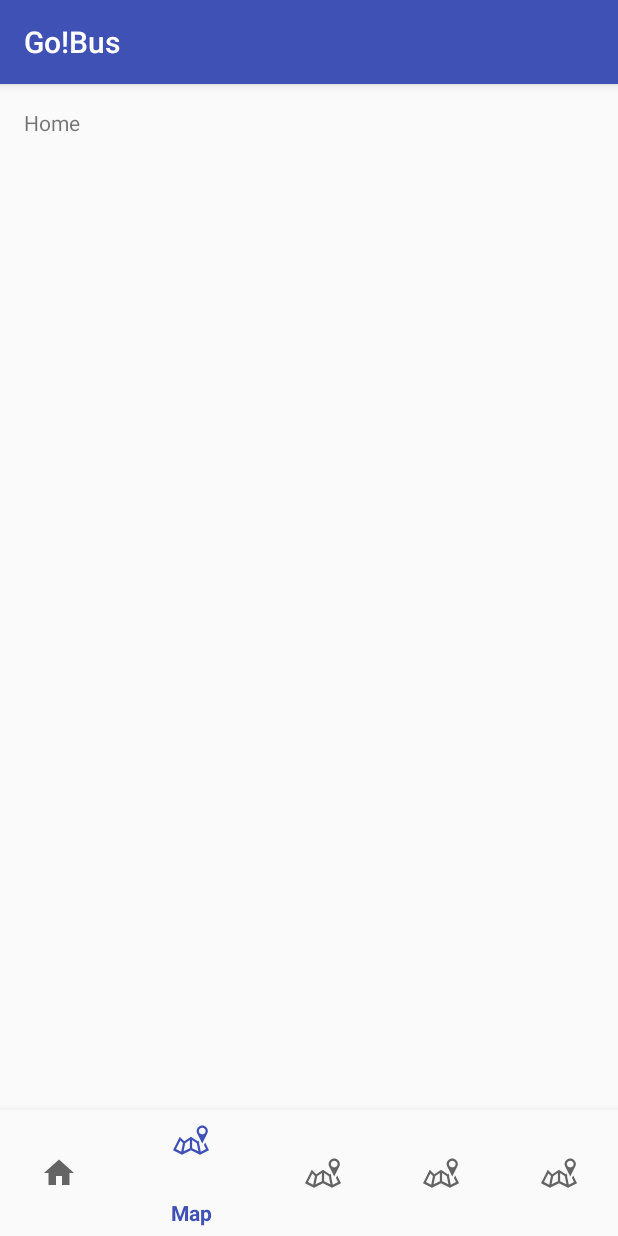
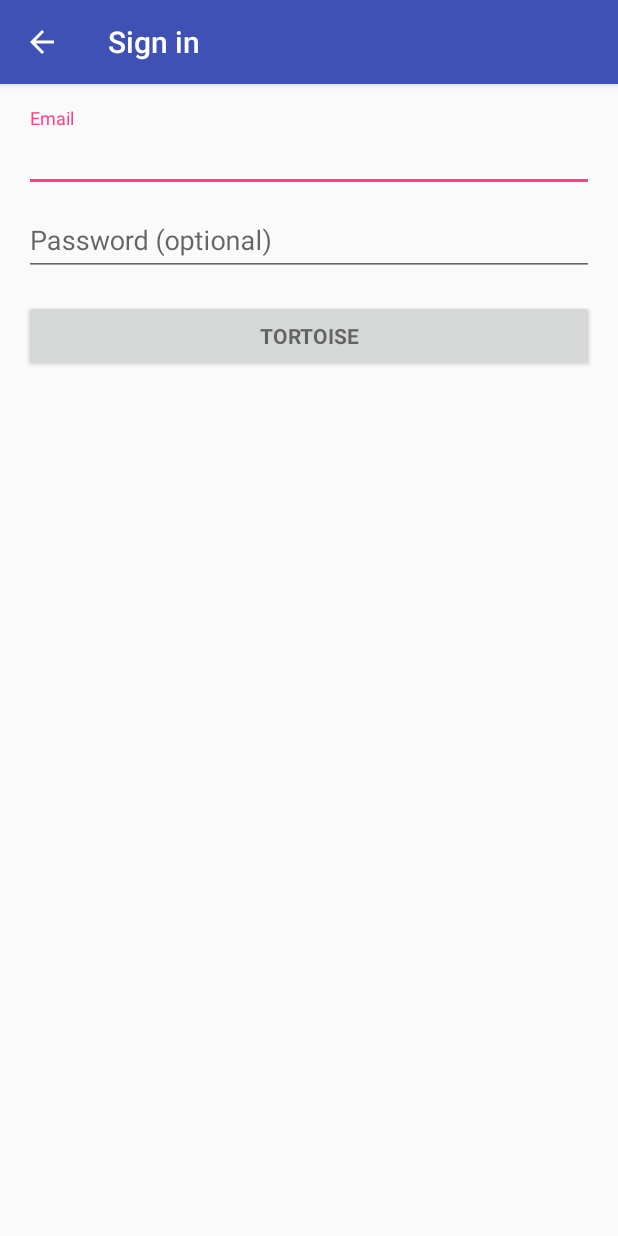
Before and after one commit to hardlycharred/myCardUniversityProject, an Android app: the screen it shows after launch (HomeScreenActivity before the commit, LoginActivity after it), item 3 of the bottom bar chosen, on a phone screen of 412 x 824 dp. Run offline under Robolectric (Android 15) with nearby library versions, the phone set to English and light mode, and no system bars; 2 statements that could not run were skipped.

Commit message:
Added a broken login windowc and a way to get rid of it. Tortoise!

```diff
--- a/app/src/main/java/com/example/charliehard/gobus/HomeScreenActivity.java
+++ b/app/src/main/java/com/example/charliehard/gobus/HomeScreenActivity.java
@@ -24,6 +24,9 @@ public class HomeScreenActivity extends AppCompatActivity {
                 case R.id.navigation_map:
                     startActivity(new Intent(HomeScreenActivity.this, ViewMapActivity.class));
                     return true;
+                case R.id.navigation_login:
+                    startActivity(new Intent(HomeScreenActivity.this, LoginActivity.class));
+                    return true;
             }
             return false;
         }
--- /dev/null
+++ b/app/src/main/java/com/example/charliehard/gobus/LoginActivity.java
@@ -0,0 +1,362 @@
+package com.example.charliehard.gobus;
+
+import android.animation.Animator;
+import android.animation.AnimatorListenerAdapter;
+import android.annotation.TargetApi;
+import android.content.Intent;
+import android.content.pm.PackageManager;
+import android.support.annotation.NonNull;
+import android.support.design.widget.Snackbar;
+import android.support.v7.app.AppCompatActivity;
+import android.app.LoaderManager.LoaderCallbacks;
+
+import android.content.CursorLoader;
+import android.content.Loader;
+import android.database.Cursor;
+import android.net.Uri;
+import android.os.AsyncTask;
+
+import android.os.Build;
+import android.os.Bundle;
+import android.provider.ContactsContract;
+import android.text.TextUtils;
+import android.view.KeyEvent;
+import android.view.View;
+import android.view.View.OnClickListener;
+import android.view.inputmethod.EditorInfo;
+import android.widget.ArrayAdapter;
+import android.widget.AutoCompleteTextView;
+import android.widget.Button;
+import android.widget.EditText;
+import android.widget.TextView;
+
+import java.util.ArrayList;
+import java.util.List;
+
+import static android.Manifest.permission.READ_CONTACTS;
+
+/**
+ * A login screen that offers login via email/password.
+ */
+public class LoginActivity extends AppCompatActivity implements LoaderCallbacks<Cursor> {
+
+    /**
+     * Id to identity READ_CONTACTS permission request.
+     */
+    private static final int REQUEST_READ_CONTACTS = 0;
+
+    /**
+     * A dummy authentication store containing known user names and passwords.
+     * TODO: remove after connecting to a real authentication system.
+     */
+    private static final String[] DUMMY_CREDENTIALS = new String[]{
+            "foo@example.com:hello", "bar@example.com:world"
+    };
+    /**
+     * Keep track of the login task to ensure we can cancel it if requested.
+     */
+    private UserLoginTask mAuthTask = null;
+
+    // UI references.
+    private AutoCompleteTextView mEmailView;
+    private EditText mPasswordView;
+    private View mProgressView;
+    private View mLoginFormView;
+
+    @Override
+    protected void onCreate(Bundle savedInstanceState) {
+        super.onCreate(savedInstanceState);
+        setContentView(R.layout.activity_login);
+        setupActionBar();
+        // Set up the login form.
+        mEmailView = (AutoCompleteTextView) findViewById(R.id.email);
+        populateAutoComplete();
+
+        mPasswordView = (EditText) findViewById(R.id.password);
+        mPasswordView.setOnEditorActionListener(new TextView.OnEditorActionListener() {
+            @Override
+            public boolean onEditorAction(TextView textView, int id, KeyEvent keyEvent) {
+                if (id == R.id.login || id == EditorInfo.IME_NULL) {
+                    attemptLogin();
+                    return true;
+                }
+                return false;
+            }
+        });
+
+        Button mEmailSignInButton = (Button) findViewById(R.id.email_sign_in_button);
+        mEmailSignInButton.setOnClickListener(new OnClickListener() {
+            @Override
+            public void onClick(View view) {
+                attemptLogin();
+            }
+        });
+
+        mLoginFormView = findViewById(R.id.login_form);
+        mProgressView = findViewById(R.id.login_progress);
+    }
+
+    private void populateAutoComplete() {
+        if (!mayRequestContacts()) {
+            return;
+        }
+
+        getLoaderManager().initLoader(0, null, this);
+    }
+
+    private boolean mayRequestContacts() {
+        if (Build.VERSION.SDK_INT < Build.VERSION_CODES.M) {
+            return true;
+        }
+        if (checkSelfPermission(READ_CONTACTS) == PackageManager.PERMISSION_GRANTED) {
+            return true;
+        }
+        if (shouldShowRequestPermissionRationale(READ_CONTACTS)) {
+            Snackbar.make(mEmailView, R.string.permission_rationale, Snackbar.LENGTH_INDEFINITE)
+                    .setAction(android.R.string.ok, new View.OnClickListener() {
+                        @Override
+                        @TargetApi(Build.VERSION_CODES.M)
+                        public void onClick(View v) {
+                            requestPermissions(new String[]{READ_CONTACTS}, REQUEST_READ_CONTACTS);
+                        }
+                    });
+        } else {
+            requestPermissions(new String[]{READ_CONTACTS}, REQUEST_READ_CONTACTS);
+        }
+        return false;
+    }
+
+    /**
+     * Callback received when a permissions request has been completed.
+     */
+    @Override
+    public void onRequestPermissionsResult(int requestCode, @NonNull String[] permissions,
+                                           @NonNull int[] grantResults) {
+        if (requestCode == REQUEST_READ_CONTACTS) {
+            if (grantResults.length == 1 && grantResults[0] == PackageManager.PERMISSION_GRANTED) {
+                populateAutoComplete();
+            }
+        }
+    }
+
+    /**
+     * Set up the {@link android.app.ActionBar}, if the API is available.
+     */
+    @TargetApi(Build.VERSION_CODES.HONEYCOMB)
+    private void setupActionBar() {
+        if (Build.VERSION.SDK_INT >= Build.VERSION_CODES.HONEYCOMB) {
+            // Show the Up button in the action bar.
+            getSupportActionBar().setDisplayHomeAsUpEnabled(true);
+        }
+    }
+
+    /**
+     * Attempts to sign in or register the account specified by the login form.
+     * If there are form errors (invalid email, missing fields, etc.), the
+     * errors are presented and no actual login attempt is made.
+     */
+    private void attemptLogin() {
+        if (mAuthTask != null) {
+            return;
+        }
+
+        // Reset errors.
+        mEmailView.setError(null);
+        mPasswordView.setError(null);
+
+        // Store values at the time of the login attempt.
+        String email = mEmailView.getText().toString();
+        String password = mPasswordView.getText().toString();
+
+        boolean cancel = false;
+        View focusView = null;
+
+        // Check for a valid password, if the user entered one.
+        if (!TextUtils.isEmpty(password) && !isPasswordValid(password)) {
+            mPasswordView.setError(getString(R.string.error_invalid_password));
+            focusView = mPasswordView;
+            cancel = true;
+        }
+
+        // Check for a valid email address.
+        if (TextUtils.isEmpty(email)) {
+            mEmailView.setError(getString(R.string.error_field_required));
+            focusView = mEmailView;
+            cancel = true;
+        } else if (!isEmailValid(email)) {
+            mEmailView.setError(getString(R.string.error_invalid_email));
+            focusView = mEmailView;
+            cancel = true;
+        }
+
+        if (cancel) {
+            // There was an error; don't attempt login and focus the first
+            // form field with an error.
+            focusView.requestFocus();
+        } else {
+            // Show a progress spinner, and kick off a background task to
+            // perform the user login attempt.
+            showProgress(true);
+            mAuthTask = new UserLoginTask(email, password);
+            mAuthTask.execute((Void) null);
+        }
+    }
+
+    private boolean isEmailValid(String email) {
+        //TODO: Replace this with your own logic
+        return email.contains("@");
+    }
+
+    private boolean isPasswordValid(String password) {
+        //TODO: Replace this with your own logic
+        return password.length() > 4;
+    }
+
+    /**
+     * Shows the progress UI and hides the login form.
+     */
+    @TargetApi(Build.VERSION_CODES.HONEYCOMB_MR2)
+    private void showProgress(final boolean show) {
+        // On Honeycomb MR2 we have the ViewPropertyAnimator APIs, which allow
+        // for very easy animations. If available, use these APIs to fade-in
+        // the progress spinner.
+        if (Build.VERSION.SDK_INT >= Build.VERSION_CODES.HONEYCOMB_MR2) {
+            int shortAnimTime = getResources().getInteger(android.R.integer.config_shortAnimTime);
+
+            mLoginFormView.setVisibility(show ? View.GONE : View.VISIBLE);
+            mLoginFormView.animate().setDuration(shortAnimTime).alpha(
+                    show ? 0 : 1).setListener(new AnimatorListenerAdapter() {
+                @Override
+                public void onAnimationEnd(Animator animation) {
+                    mLoginFormView.setVisibility(show ? View.GONE : View.VISIBLE);
+                }
+            });
+
+            mProgressView.setVisibility(show ? View.VISIBLE : View.GONE);
+            mProgressView.animate().setDuration(shortAnimTime).alpha(
+                    show ? 1 : 0).setListener(new AnimatorListenerAdapter() {
+                @Override
+                public void onAnimationEnd(Animator animation) {
+                    mProgressView.setVisibility(show ? View.VISIBLE : View.GONE);
+                }
+            });
+        } else {
+            // The ViewPropertyAnimator APIs are not available, so simply show
+            // and hide the relevant UI components.
+            mProgressView.setVisibility(show ? View.VISIBLE : View.GONE);
+            mLoginFormView.setVisibility(show ? View.GONE : View.VISIBLE);
+        }
+    }
+
+    @Override
+    public Loader<Cursor> onCreateLoader(int i, Bundle bundle) {
+        return new CursorLoader(this,
+                // Retrieve data rows for the device user's 'profile' contact.
+                Uri.withAppendedPath(ContactsContract.Profile.CONTENT_URI,
+                        ContactsContract.Contacts.Data.CONTENT_DIRECTORY), ProfileQuery.PROJECTION,
+
+                // Select only email addresses.
+                ContactsContract.Contacts.Data.MIMETYPE +
+                        " = ?", new String[]{ContactsContract.CommonDataKinds.Email
+                .CONTENT_ITEM_TYPE},
+
+                // Show primary email addresses first. Note that there won't be
+                // a primary email address if the user hasn't specified one.
+                ContactsContract.Contacts.Data.IS_PRIMARY + " DESC");
+    }
+
+    @Override
+    public void onLoadFinished(Loader<Cursor> cursorLoader, Cursor cursor) {
+        List<String> emails = new ArrayList<>();
+        cursor.moveToFirst();
+        while (!cursor.isAfterLast()) {
+            emails.add(cursor.getString(ProfileQuery.ADDRESS));
+            cursor.moveToNext();
+        }
+
+        addEmailsToAutoComplete(emails);
+    }
+
+    @Override
+    public void onLoaderReset(Loader<Cursor> cursorLoader) {
+
+    }
+
+    private void addEmailsToAutoComplete(List<String> emailAddressCollection) {
+        //Create adapter to tell the AutoCompleteTextView what to show in its dropdown list.
+        ArrayAdapter<String> adapter =
+                new ArrayAdapter<>(LoginActivity.this,
+                        android.R.layout.simple_dropdown_item_1line, emailAddressCollection);
+
+        mEmailView.setAdapter(adapter);
+    }
+
+
+    private interface ProfileQuery {
+        String[] PROJECTION = {
+                ContactsContract.CommonDataKinds.Email.ADDRESS,
+                ContactsContract.CommonDataKinds.Email.IS_PRIMARY,
+        };
+
+        int ADDRESS = 0;
+        int IS_PRIMARY = 1;
+    }
+
+    /**
+     * Represents an asynchronous login/registration task used to authenticate
+     * the user.
+     */
+    public class UserLoginTask extends AsyncTask<Void, Void, Boolean> {
+
+        private final String mEmail;
+        private final String mPassword;
+
+        UserLoginTask(String email, String password) {
+            mEmail = email;
+            mPassword = password;
+        }
+
+        @Override
+        protected Boolean doInBackground(Void... params) {
+            // TODO: attempt authentication against a network service.
+
+            try {
+                // Simulate network access.
+                Thread.sleep(2000);
+            } catch (InterruptedException e) {
+                return false;
+            }
+
+            for (String credential : DUMMY_CREDENTIALS) {
+                String[] pieces = credential.split(":");
+                if (pieces[0].equals(mEmail)) {
+                    // Account exists, return true if the password matches.
+                    return pieces[1].equals(mPassword);
+                }
+            }
+
+            // TODO: register the new account here.
+            return true;
+        }
+
+        @Override
+        protected void onPostExecute(final Boolean success) {
+            mAuthTask = null;
+            showProgress(false);
+
+            if (success) {
+                startActivity(new Intent(LoginActivity.this, ViewMapActivity.class));
+                finish();
+            } else {
+                mPasswordView.setError(getString(R.string.error_incorrect_password));
+                mPasswordView.requestFocus();
+            }
+        }
+
+        @Override
+        protected void onCancelled() {
+            mAuthTask = null;
+            showProgress(false);
+        }
+    }
+}
--- /dev/null
+++ b/app/src/main/res/layout/activity_login.xml
@@ -0,0 +1,78 @@
+<LinearLayout xmlns:android="http://schemas.android.com/apk/res/android"
+    xmlns:tools="http://schemas.android.com/tools"
+    android:layout_width="match_parent"
+    android:layout_height="match_parent"
+    android:gravity="center_horizontal"
+    android:orientation="vertical"
+    android:paddingBottom="@dimen/activity_vertical_margin"
+    android:paddingLeft="@dimen/activity_horizontal_margin"
+    android:paddingRight="@dimen/activity_horizontal_margin"
+    android:paddingTop="@dimen/activity_vertical_margin"
+    tools:context="com.example.charliehard.gobus.LoginActivity">
+
+    <!-- Login progress -->
+    <ProgressBar
+        android:id="@+id/login_progress"
+        style="?android:attr/progressBarStyleLarge"
+        android:layout_width="wrap_content"
+        android:layout_height="wrap_content"
+        android:layout_marginBottom="8dp"
+        android:visibility="gone" />
+
+    <ScrollView
+        android:id="@+id/login_form"
+        android:layout_width="match_parent"
+        android:layout_height="match_parent">
+
+        <LinearLayout
+            android:id="@+id/email_login_form"
+            android:layout_width="match_parent"
+            android:layout_height="wrap_content"
+            android:orientation="vertical">
+
+            <android.support.design.widget.TextInputLayout
+                android:layout_width="match_parent"
+                android:layout_height="wrap_content">
+
+                <AutoCompleteTextView
+                    android:id="@+id/email"
+                    android:layout_width="match_parent"
+                    android:layout_height="wrap_content"
+                    android:hint="@string/prompt_email"
+                    android:inputType="textEmailAddress"
+                    android:maxLines="1"
+                    android:singleLine="true" />
+
+            </android.support.design.widget.TextInputLayout>
+
+            <android.support.design.widget.TextInputLayout
+                android:layout_width="match_parent"
+                android:layout_height="wrap_content">
+
+                <EditText
+                    android:id="@+id/password"
+                    android:layout_width="match_parent"
+                    android:layout_height="wrap_content"
+                    android:hint="@string/prompt_password"
+                    android:imeActionId="@+id/login"
+                    android:imeActionLabel="@string/action_sign_in_short"
+                    android:imeOptions="actionUnspecified"
+                    android:inputType="textPassword"
+                    android:maxLines="1"
+                    android:singleLine="true" />
+
+                <Button
+                    android:id="@+id/email_sign_in_button"
+                    style="?android:textAppearanceSmall"
+                    android:layout_width="match_parent"
+                    android:layout_height="wrap_content"
+                    android:layout_marginTop="16dp"
+                    android:layout_weight="1"
+                    android:text="@string/action_sign_in"
+                    android:textStyle="bold" />
+
+            </android.support.design.widget.TextInputLayout>
+
+        </LinearLayout>
+    </ScrollView>
+</LinearLayout>
--- a/app/src/main/res/menu/navigation.xml
+++ b/app/src/main/res/menu/navigation.xml
@@ -12,19 +12,10 @@
         android:title="Map" />
 
     <item
-        android:id="@+id/navigation_map2"
+        android:id="@+id/navigation_login"
         android:icon="@drawable/ic_dashboard_black_24dp"
-        android:title="Map" />
+        android:title="Login" />
 
-    <item
-        android:id="@+id/navigation_map3"
-        android:icon="@drawable/ic_dashboard_black_24dp"
-        android:title="Map" />
-
-    <item
-        android:id="@+id/navigation_map4"
-        android:icon="@drawable/ic_dashboard_black_24dp"
-        android:title="Map" />
 
 
 </menu>
--- a/app/src/main/res/values/strings.xml
+++ b/app/src/main/res/values/strings.xml
@@ -3,4 +3,18 @@
     <string name="title_home">Home</string>
     <string name="title_map">Map</string>
     <string name="title_activity_view_map">Dunedin Map</string>
+    <string name="title_activity_login">Sign in</string>
+
+    <!-- Strings related to login -->
+    <string name="prompt_email">Email</string>
+    <string name="prompt_password">Password (optional)</string>
+    <string name="action_sign_in">Tortoise</string>
+    <string name="action_sign_in_short">Sign in</string>
+    <string name="error_invalid_email">This email address is invalid</string>
+    <string name="error_invalid_password">This password is too short</string>
+    <string name="error_incorrect_password">This password is incorrect</string>
+    <string name="error_field_required">This field is required</string>
+    <string name="permission_rationale">"Contacts permissions are needed for providing email
+        completions."
+    </string>
 </resources>
```
Also changed, not shown: app/src/main/AndroidManifest.xml (+13 -2 lines), app/src/main/ic_launcher-web.png (added), app/src/main/res/mipmap-hdpi/ic_launcher.png, app/src/main/res/mipmap-mdpi/ic_launcher.png, app/src/main/res/mipmap-xhdpi/ic_launcher.png, app/src/main/res/mipmap-xxhdpi/ic_launcher.png, app/src/main/res/mipmap-xxxhdpi/ic_launcher.png.
